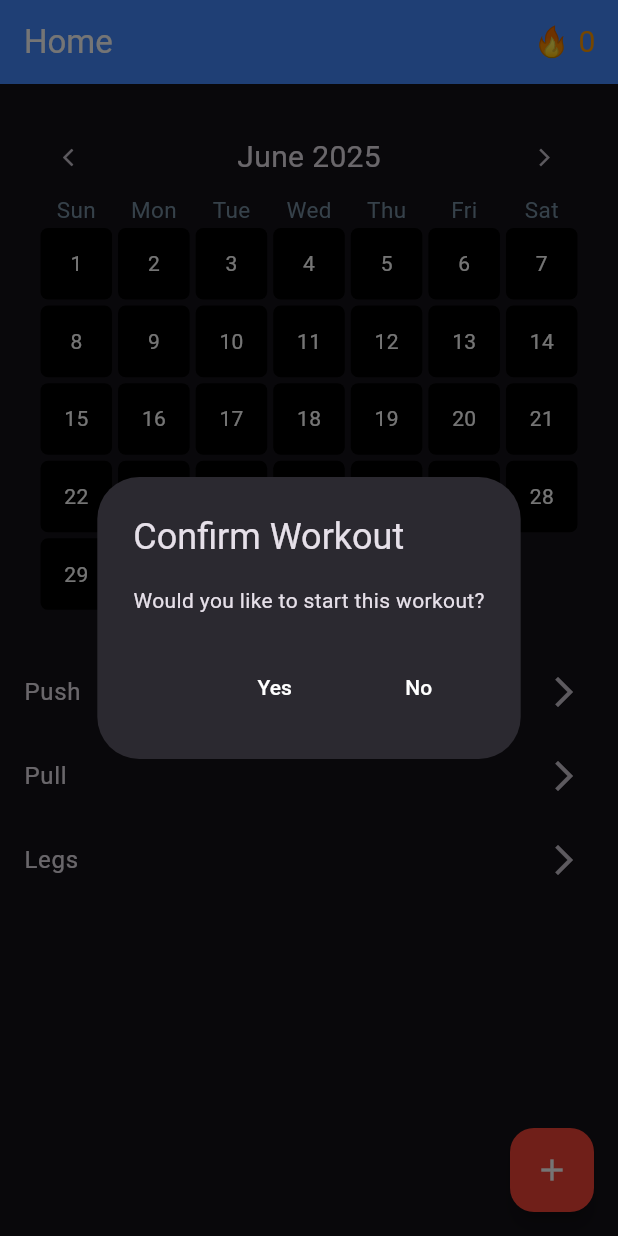
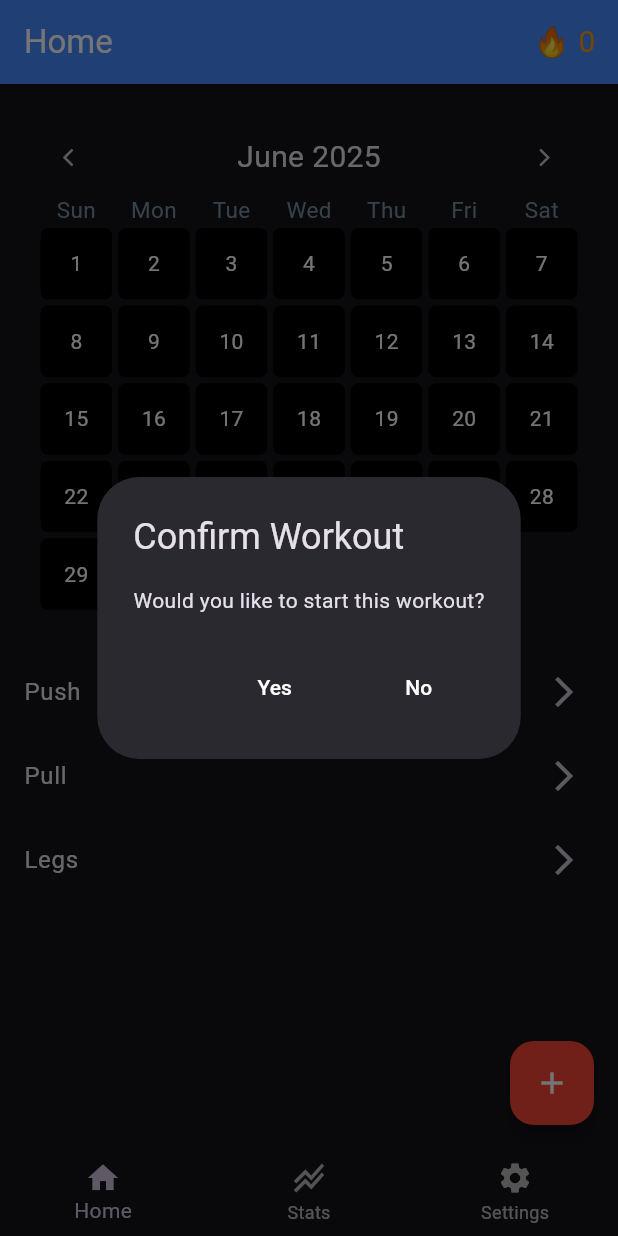
Before and after one commit to AnnambhotlaK/workout_tracker_app, a Flutter app: the screen it shows after launch, after a tap on "Push", on a phone screen of 412 x 824 dp. Run offline on Flutter 3.47's test engine with Material 3 defaults, Android fonts, the phone set to English and light mode, and no system bars; our stand-ins replace flutter_heatmap_calendar, hive_flutter; accounts and stored records are empty.

Commit message:
Added bottom nav bar w/ demo pages
Next: Fix to updated NavigationBar w/styling, maybe start implementing settings?

```diff
--- a/lib/main.dart
+++ b/lib/main.dart
@@ -1,5 +1,6 @@
 import 'package:flutter/material.dart';
 import 'package:hive_flutter/hive_flutter.dart';
+import 'package:main/pages/main_page.dart';
 import 'package:main/session_data/session_data.dart';
 import 'package:main/workout_data/curr_workout_data.dart';
 import 'package:provider/provider.dart';
@@ -40,7 +41,7 @@ class MyApp extends StatelessWidget {
         ),
         themeMode: ThemeMode.dark,
         debugShowCheckedModeBanner: false,
-        home: const HomePage(),
+        home: /*const HomePage()*/const MainPage(),
       ),
     );
   }
--- /dev/null
+++ b/lib/pages/main_page.dart
@@ -0,0 +1,40 @@
+import 'package:flutter/cupertino.dart';
+import 'package:flutter/material.dart';
+
+import 'home_page.dart';
+
+class MainPage extends StatefulWidget {
+  const MainPage({super.key});
+
+  @override
+  State<MainPage> createState() => _MainPageState();
+}
+
+class _MainPageState extends State<MainPage> {
+  int currentPage = 0;
+  final List<Widget> pages = [
+    const HomePage(),
+    const HomePage(),
+    const HomePage()
+  ];
+
+  @override
+  Widget build(BuildContext context) {
+    return Scaffold(
+      body: pages[currentPage],
+      bottomNavigationBar: BottomNavigationBar(
+          currentIndex: currentPage,
+          onTap: (value) {
+            setState(() {
+              currentPage = value;
+            });
+          },
+          items: const [
+              BottomNavigationBarItem(icon: Icon(Icons.home), label: "Home"),
+              BottomNavigationBarItem(icon: Icon(Icons.stacked_line_chart), label: "Stats"),
+              BottomNavigationBarItem(icon: Icon(Icons.settings), label: "Settings"),
+          ],
+      ),
+    );
+  }
+}
```
